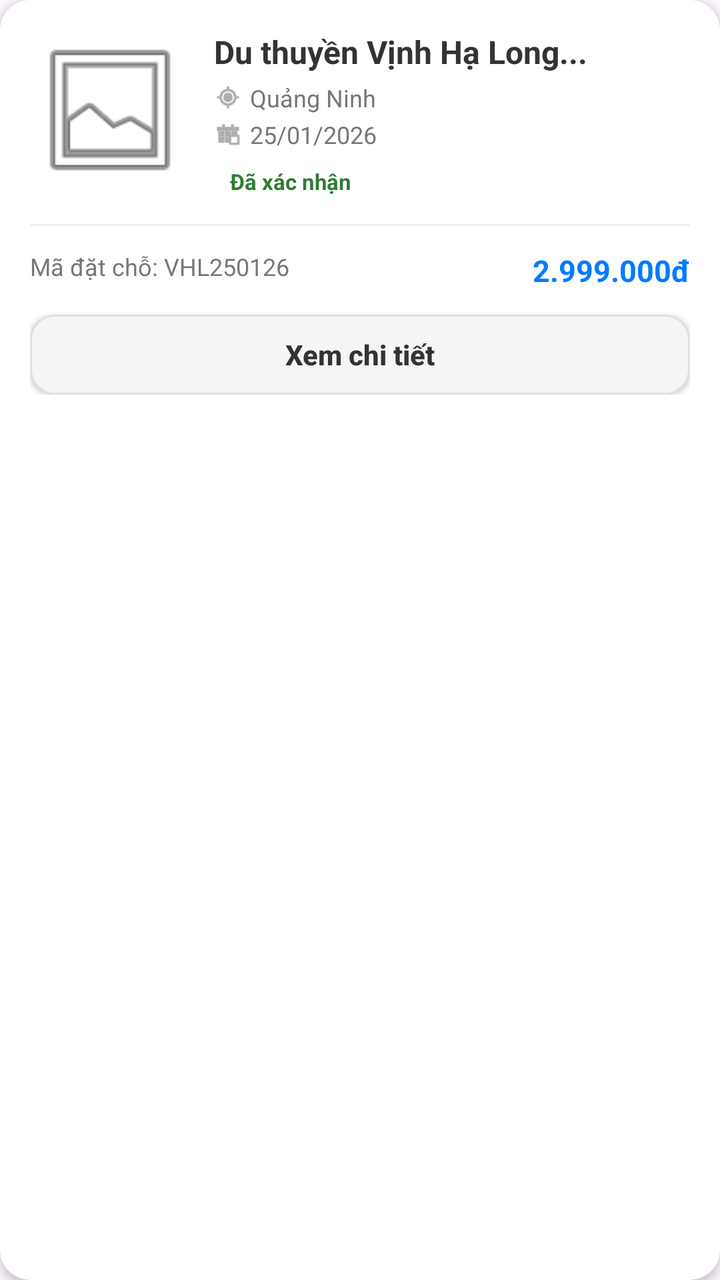
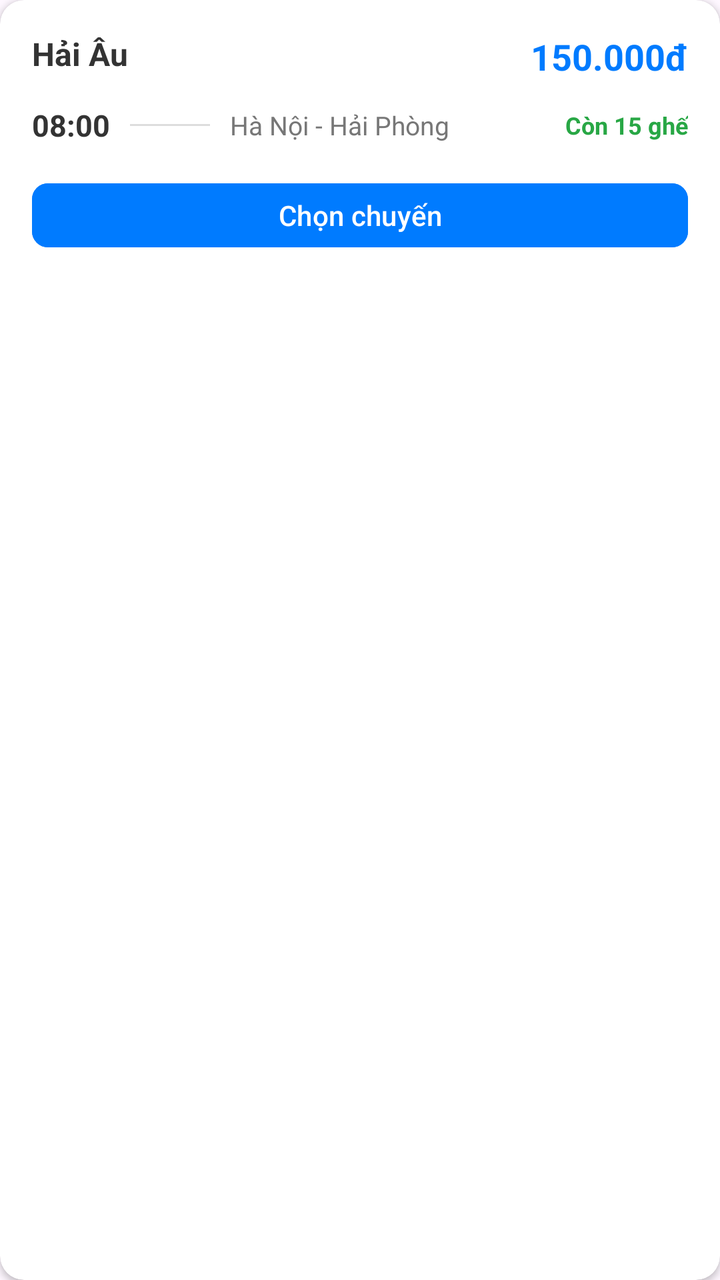

Before-and-after screenshots of an Android layout around one commit, followed by the original layout XML and the change that was made.
<!-- AndroidManifest.xml: application theme Theme.VNTravelApp -->
<!-- res/layout/item_trip.xml -->
<?xml version="1.0" encoding="utf-8"?>
<androidx.cardview.widget.CardView xmlns:android="http://schemas.android.com/apk/res/android"
    xmlns:app="http://schemas.android.com/apk/res-auto"
    android:layout_width="match_parent"
    android:layout_height="wrap_content"
    android:layout_marginHorizontal="15dp"
    android:layout_marginVertical="8dp"
    app:cardCornerRadius="15dp"
    app:cardElevation="3dp">

    <LinearLayout
        android:layout_width="match_parent"
        android:layout_height="wrap_content"
        android:orientation="vertical"
        android:padding="15dp">

        <RelativeLayout
            android:layout_width="match_parent"
            android:layout_height="wrap_content">

            <androidx.cardview.widget.CardView
                android:id="@+id/tripImgContainer"
                android:layout_width="80dp"
                android:layout_height="80dp"
                app:cardCornerRadius="12dp"
                app:cardElevation="0dp">
                <ImageView
                    android:id="@+id/ivTripImage"
                    android:layout_width="match_parent"
                    android:layout_height="match_parent"
                    android:scaleType="centerCrop"
                    android:src="@android:drawable/ic_menu_gallery"/>
            </androidx.cardview.widget.CardView>

            <LinearLayout
                android:layout_width="match_parent"
                android:layout_height="wrap_content"
                android:orientation="vertical"
                android:layout_toEndOf="@id/tripImgContainer"
                android:layout_marginStart="12dp">

                <TextView
                    android:id="@+id/tvTripTitle"
                    android:layout_width="match_parent"
                    android:layout_height="wrap_content"
                    android:text="Du thuyền Vịnh Hạ Long..."
                    android:textSize="16sp"
                    android:textStyle="bold"
                    android:textColor="#333"
                    android:ellipsize="end"
                    android:maxLines="1"/>

                <LinearLayout
                    android:layout_width="match_parent"
                    android:layout_height="wrap_content"
                    android:layout_marginTop="4dp"
                    android:gravity="center_vertical">
                    <ImageView android:layout_width="14dp" android:layout_height="14dp" android:src="@android:drawable/ic_menu_mylocation" app:tint="#777"/>
                    <TextView android:id="@+id/tvTripLocation" android:layout_width="wrap_content" android:layout_height="wrap_content" android:text="Quảng Ninh" android:textSize="12sp" android:layout_marginStart="4dp" android:textColor="#777"/>
                </LinearLayout>

                <LinearLayout
                    android:layout_width="match_parent"
                    android:layout_height="wrap_content"
                    android:layout_marginTop="2dp"
                    android:gravity="center_vertical">
                    <ImageView android:layout_width="14dp" android:layout_height="14dp" android:src="@android:drawable/ic_menu_today" app:tint="#777"/>
                    <TextView android:id="@+id/tvTripDate" android:layout_width="wrap_content" android:layout_height="wrap_content" android:text="25/01/2026" android:textSize="12sp" android:layout_marginStart="4dp" android:textColor="#777"/>
                </LinearLayout>

                <TextView
                    android:id="@+id/tvTripStatus"
                    android:layout_width="wrap_content"
                    android:layout_height="wrap_content"
                    android:layout_marginTop="6dp"
                    android:paddingHorizontal="8dp"
                    android:paddingVertical="2dp"
                    android:text="Đã xác nhận"
                    android:textSize="11sp"
                    android:textStyle="bold"
                    android:background="@drawable/bg_search"
                    android:textColor="#2E7D32"/>

            </LinearLayout>
        </RelativeLayout>

        <View android:layout_width="match_parent" android:layout_height="1dp" android:background="#F0F0F0" android:layout_marginVertical="12dp"/>

        <RelativeLayout
            android:layout_width="match_parent"
            android:layout_height="wrap_content">
            <TextView
                android:id="@+id/tvBookingCode"
                android:layout_width="wrap_content"
                android:layout_height="wrap_content"
                android:text="Mã đặt chỗ: VHL250126"
                android:textSize="12sp"
                android:textColor="#777"/>
            <TextView
                android:id="@+id/tvTripPrice"
                android:layout_width="wrap_content"
                android:layout_height="wrap_content"
                android:layout_alignParentEnd="true"
                android:text="2.999.000đ"
                android:textColor="#007BFF"
                android:textStyle="bold"
                android:textSize="15sp"/>
        </RelativeLayout>

        <androidx.appcompat.widget.AppCompatButton
            android:id="@+id/btnTripAction"
            android:layout_width="match_parent"
            android:layout_height="40dp"
            android:layout_marginTop="12dp"
            android:text="Xem chi tiết"
            android:textAllCaps="false"
            android:background="@drawable/bg_edittext"
            android:textColor="#333"
            android:textSize="14sp"
            android:textStyle="bold"/>

    </LinearLayout>
</androidx.cardview.widget.CardView>
<!-- resources referenced by this layout -->
<resources>
  <!-- drawable bg_edittext (drawable) -->
  <?xml version="1.0" encoding="utf-8"?>
  <shape xmlns:android="http://schemas.android.com/apk/res/android">
      <solid android:color="#F5F5F5" />
      <corners android:radius="12dp" />
      <stroke android:width="1dp" android:color="#E0E0E0" />
  </shape>
  <!-- drawable bg_search (drawable) -->
  <?xml version="1.0" encoding="utf-8"?>
  <shape xmlns:android="http://schemas.android.com/apk/res/android">
      <solid android:color="@android:color/white" />
      <corners android:radius="25dp" />
  </shape>
  <style name="Theme.VNTravelApp" parent="Base.Theme.VNTravelApp" />
  <style name="Base.Theme.VNTravelApp" parent="Theme.Material3.DayNight.NoActionBar">
          
          
      </style>
</resources>

<!-- the commit's change to res/layout/item_trip.xml (unified diff, before → after) -->
@@ -3,121 +3,92 @@
     xmlns:app="http://schemas.android.com/apk/res-auto"
     android:layout_width="match_parent"
     android:layout_height="wrap_content"
-    android:layout_marginHorizontal="15dp"
-    android:layout_marginVertical="8dp"
-    app:cardCornerRadius="15dp"
-    app:cardElevation="3dp">
+    android:layout_marginVertical="6dp"
+    android:layout_marginHorizontal="2dp"
+    app:cardCornerRadius="12dp"
+    app:cardElevation="2dp">
 
     <LinearLayout
         android:layout_width="match_parent"
         android:layout_height="wrap_content"
         android:orientation="vertical"
-        android:padding="15dp">
+        android:padding="16dp">
 
         <RelativeLayout
             android:layout_width="match_parent"
             android:layout_height="wrap_content">
 
-            <androidx.cardview.widget.CardView
-                android:id="@+id/tripImgContainer"
-                android:layout_width="80dp"
-                android:layout_height="80dp"
-                app:cardCornerRadius="12dp"
-                app:cardElevation="0dp">
-                <ImageView
-                    android:id="@+id/ivTripImage"
-                    android:layout_width="match_parent"
-                    android:layout_height="match_parent"
-                    android:scaleType="centerCrop"
-                    android:src="@android:drawable/ic_menu_gallery"/>
-            </androidx.cardview.widget.CardView>
-
-            <LinearLayout
-                android:layout_width="match_parent"
-                android:layout_height="wrap_content"
-                android:orientation="vertical"
-                android:layout_toEndOf="@id/tripImgContainer"
-                android:layout_marginStart="12dp">
-
-                <TextView
-                    android:id="@+id/tvTripTitle"
-                    android:layout_width="match_parent"
-                    android:layout_height="wrap_content"
-                    android:text="Du thuyền Vịnh Hạ Long..."
-                    android:textSize="16sp"
-                    android:textStyle="bold"
-                    android:textColor="#333"
-                    android:ellipsize="end"
-                    android:maxLines="1"/>
-
-                <LinearLayout
-                    android:layout_width="match_parent"
-                    android:layout_height="wrap_content"
-                    android:layout_marginTop="4dp"
-                    android:gravity="center_vertical">
-                    <ImageView android:layout_width="14dp" android:layout_height="14dp" android:src="@android:drawable/ic_menu_mylocation" app:tint="#777"/>
-                    <TextView android:id="@+id/tvTripLocation" android:layout_width="wrap_content" android:layout_height="wrap_content" android:text="Quảng Ninh" android:textSize="12sp" android:layout_marginStart="4dp" android:textColor="#777"/>
-                </LinearLayout>
-
-                <LinearLayout
-                    android:layout_width="match_parent"
-                    android:layout_height="wrap_content"
-                    android:layout_marginTop="2dp"
-                    android:gravity="center_vertical">
-                    <ImageView android:layout_width="14dp" android:layout_height="14dp" android:src="@android:drawable/ic_menu_today" app:tint="#777"/>
-                    <TextView android:id="@+id/tvTripDate" android:layout_width="wrap_content" android:layout_height="wrap_content" android:text="25/01/2026" android:textSize="12sp" android:layout_marginStart="4dp" android:textColor="#777"/>
-                </LinearLayout>
-
-                <TextView
-                    android:id="@+id/tvTripStatus"
-                    android:layout_width="wrap_content"
-                    android:layout_height="wrap_content"
-                    android:layout_marginTop="6dp"
-                    android:paddingHorizontal="8dp"
-                    android:paddingVertical="2dp"
-                    android:text="Đã xác nhận"
-                    android:textSize="11sp"
-                    android:textStyle="bold"
-                    android:background="@drawable/bg_search"
-                    android:textColor="#2E7D32"/>
-
-            </LinearLayout>
-        </RelativeLayout>
-
-        <View android:layout_width="match_parent" android:layout_height="1dp" android:background="#F0F0F0" android:layout_marginVertical="12dp"/>
-
-        <RelativeLayout
-            android:layout_width="match_parent"
-            android:layout_height="wrap_content">
             <TextView
-                android:id="@+id/tvBookingCode"
+                android:id="@+id/tvBrandName"
                 android:layout_width="wrap_content"
                 android:layout_height="wrap_content"
-                android:text="Mã đặt chỗ: VHL250126"
-                android:textSize="12sp"
-                android:textColor="#777"/>
+                android:text="Hải Âu"
+                android:textColor="#333"
+                android:textSize="16sp"
+                android:textStyle="bold" />
+
             <TextView
-                android:id="@+id/tvTripPrice"
+                android:id="@+id/tvPrice"
                 android:layout_width="wrap_content"
                 android:layout_height="wrap_content"
                 android:layout_alignParentEnd="true"
-                android:text="2.999.000đ"
+                android:text="150.000đ"
                 android:textColor="#007BFF"
-                android:textStyle="bold"
-                android:textSize="15sp"/>
+                android:textSize="18sp"
+                android:textStyle="bold" />
         </RelativeLayout>
 
-        <androidx.appcompat.widget.AppCompatButton
-            android:id="@+id/btnTripAction"
+        <LinearLayout
+            android:layout_width="match_parent"
+            android:layout_height="wrap_content"
+            android:layout_marginTop="12dp"
+            android:gravity="center_vertical"
+            android:orientation="horizontal">
+
+            <TextView
+                android:id="@+id/tvDepartureTime"
+                android:layout_width="wrap_content"
+                android:layout_height="wrap_content"
+                android:text="08:00"
+                android:textColor="#333"
+                android:textSize="15sp"
+                android:textStyle="bold" />
+
+            <View
+                android:layout_width="40dp"
+                android:layout_height="1dp"
+                android:layout_marginHorizontal="10dp"
+                android:background="#DDD" />
+
+            <TextView
+                android:id="@+id/tvRoute"
+                android:layout_width="0dp"
+                android:layout_height="wrap_content"
+                android:layout_weight="1"
+                android:text="Hà Nội - Hải Phòng"
+                android:textColor="#777"
+                android:textSize="13sp" />
+
+            <TextView
+                android:id="@+id/tvAvailableSeats"
+                android:layout_width="wrap_content"
+                android:layout_height="wrap_content"
+                android:text="Còn 15 ghế"
+                android:textColor="#28a745"
+                android:textSize="12sp"
+                android:textStyle="bold" />
+        </LinearLayout>
+
+        <Button
+            android:id="@+id/btnBook"
             android:layout_width="match_parent"
             android:layout_height="40dp"
-            android:layout_marginTop="12dp"
-            android:text="Xem chi tiết"
+            android:layout_marginTop="15dp"
+            android:backgroundTint="#007BFF"
+            android:padding="0dp"
+            android:text="Chọn chuyến"
             android:textAllCaps="false"
-            android:background="@drawable/bg_edittext"
-            android:textColor="#333"
             android:textSize="14sp"
-            android:textStyle="bold"/>
-
+            app:cornerRadius="8dp" />
     </LinearLayout>
 </androidx.cardview.widget.CardView>
<!-- resource entries referenced after the edit -->
@@ -1,18 +1,5 @@
 <!-- resources referenced by this layout -->
 <resources>
-  <!-- drawable bg_edittext (drawable) -->
-  <?xml version="1.0" encoding="utf-8"?>
-  <shape xmlns:android="http://schemas.android.com/apk/res/android">
-      <solid android:color="#F5F5F5" />
-      <corners android:radius="12dp" />
-      <stroke android:width="1dp" android:color="#E0E0E0" />
-  </shape>
-  <!-- drawable bg_search (drawable) -->
-  <?xml version="1.0" encoding="utf-8"?>
-  <shape xmlns:android="http://schemas.android.com/apk/res/android">
-      <solid android:color="@android:color/white" />
-      <corners android:radius="25dp" />
-  </shape>
   <style name="Theme.VNTravelApp" parent="Base.Theme.VNTravelApp" />
   <style name="Base.Theme.VNTravelApp" parent="Theme.Material3.DayNight.NoActionBar">
           
